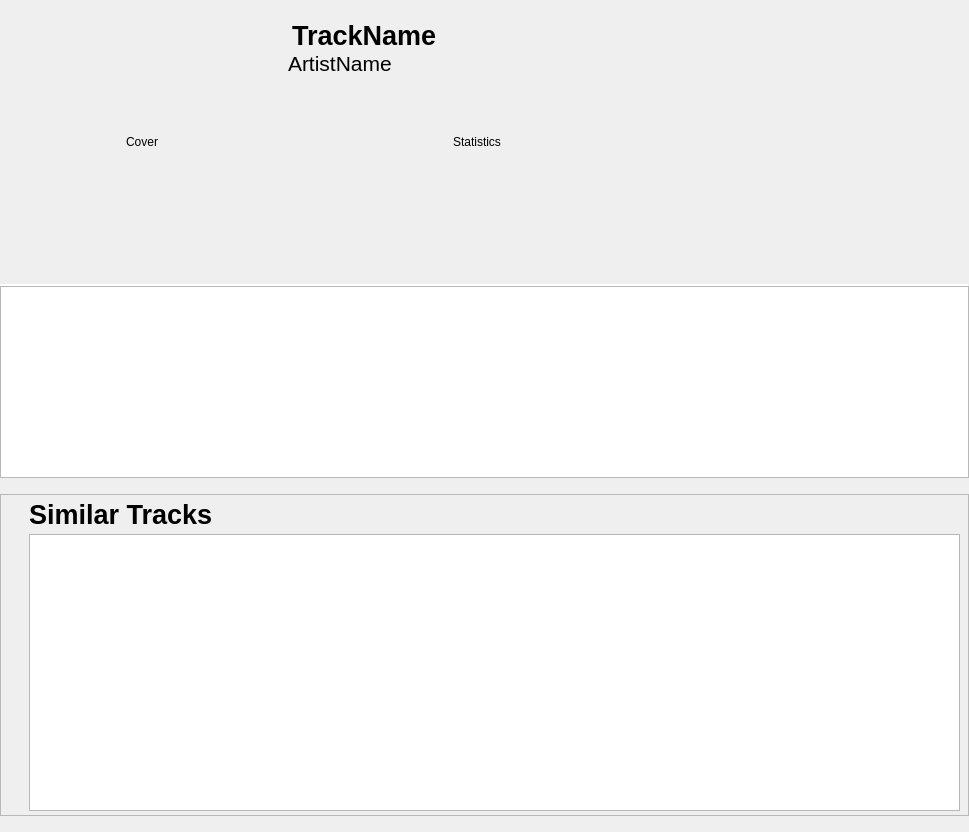
Qt form src/libtomahawk/widgets/infowidgets/TrackInfoWidget.ui (tomahawk-player/tomahawk) before a commit.
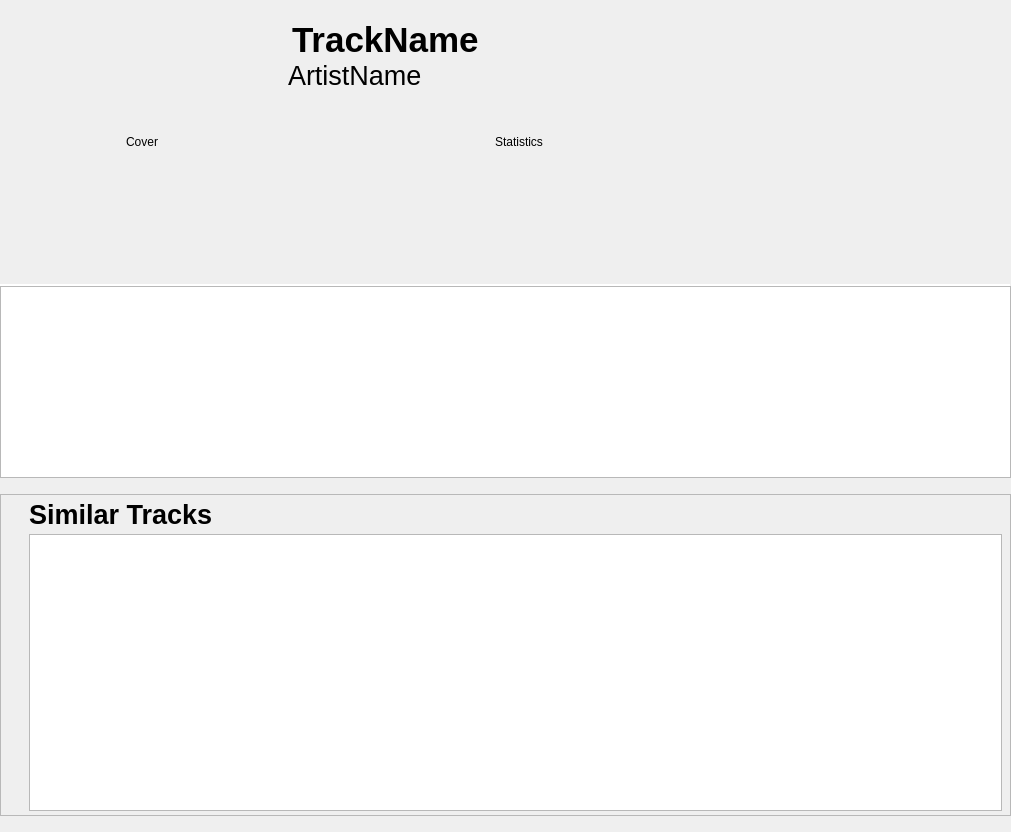
The same form after that commit. Custom widgets are drawn as their Qt base class.

Commit message: * Moved Track page's font definitions to .ui file.

What changed in the file:
```diff
--- a/src/libtomahawk/widgets/infowidgets/TrackInfoWidget.ui
+++ b/src/libtomahawk/widgets/infowidgets/TrackInfoWidget.ui
@@ -77,7 +77,7 @@
          </property>
          <property name="font">
           <font>
-           <pointsize>20</pointsize>
+           <pointsize>26</pointsize>
            <weight>75</weight>
            <bold>true</bold>
           </font>
@@ -100,7 +100,7 @@
          </property>
          <property name="font">
           <font>
-           <pointsize>16</pointsize>
+           <pointsize>20</pointsize>
           </font>
          </property>
          <property name="text">
@@ -155,7 +155,7 @@
        </property>
        <property name="maximumSize">
         <size>
-         <width>220</width>
+         <width>440</width>
          <height>16777215</height>
         </size>
        </property>
```
The commit also changes 1 other file.
